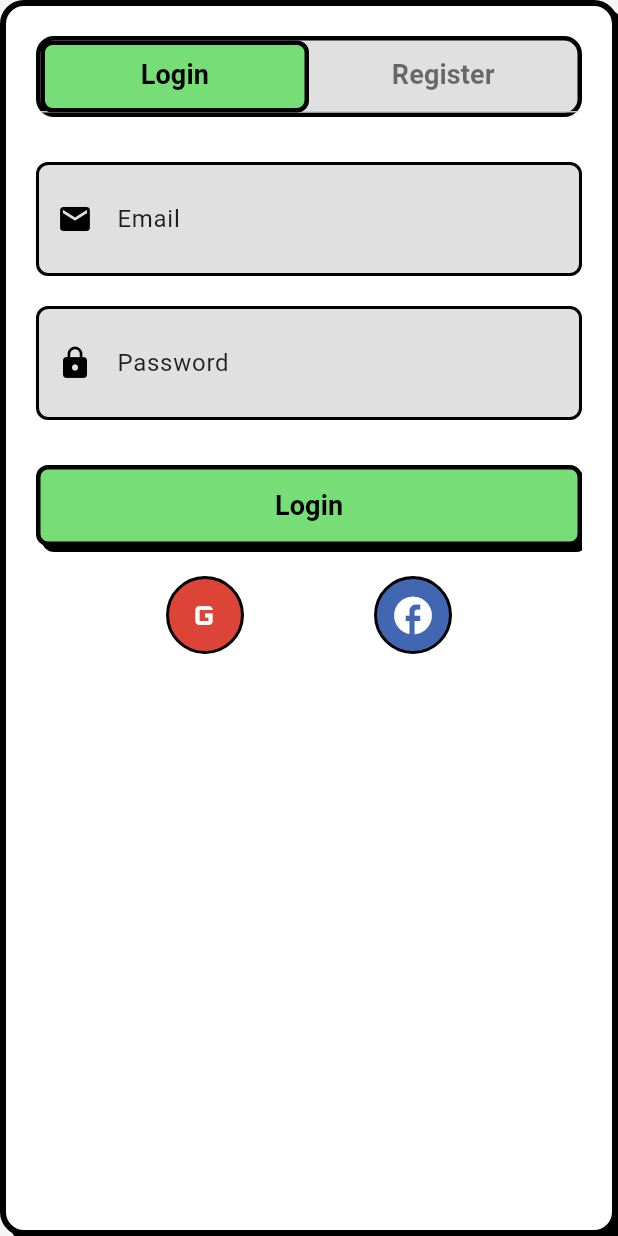
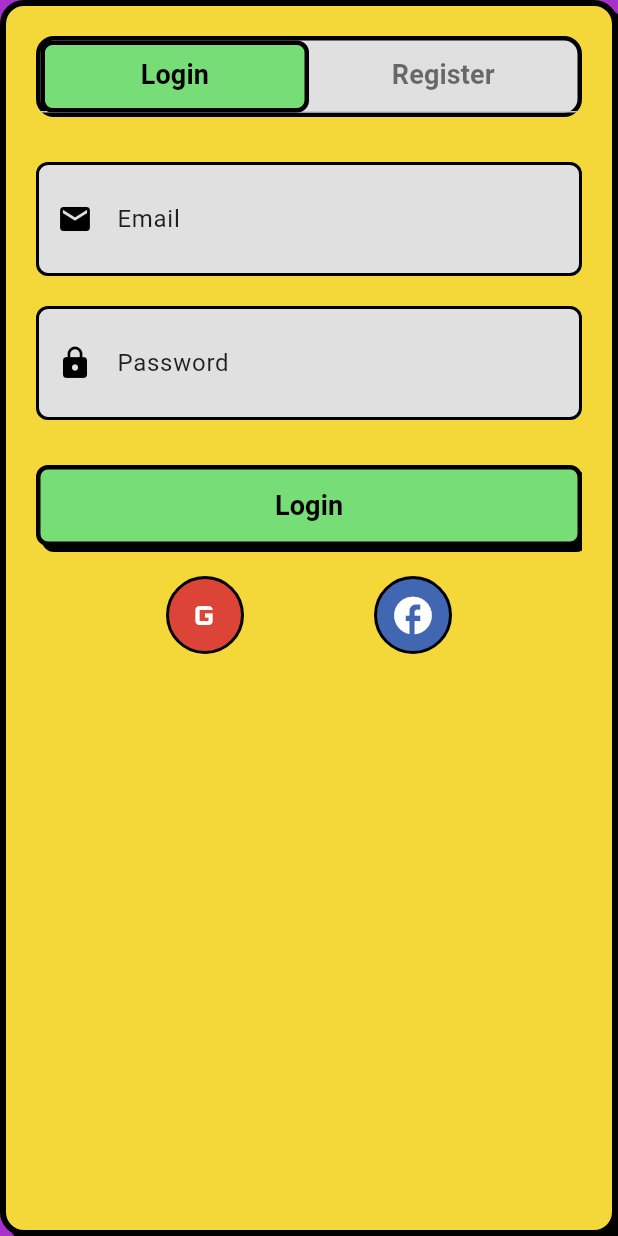
Before and after one commit to veerhegde/PsyGPT, a Flutter app: the AuthScreen screen opened by its route, on a phone screen of 412 x 824 dp. Run offline on Flutter 3.47's test engine with Material 3 defaults, Android fonts, the phone set to English and light mode, and no system bars; our stand-ins replace flutter_svg, google_fonts, lottie, material_symbols_icons.

```diff
--- a/psy_fe/mindq_ui/lib/screens/userauth.dart
+++ b/psy_fe/mindq_ui/lib/screens/userauth.dart
@@ -27,7 +27,7 @@ class _AuthScreenState extends State<AuthScreen>
   @override
   Widget build(BuildContext context) {
     return Scaffold(
-      backgroundColor: const Color(0xFFf5f5f5),
+      backgroundColor: const Color(0xffaa30cd),
       body: SafeArea(
         child: Container(
           padding: const EdgeInsets.all(20.0),
@@ -37,7 +37,7 @@ class _AuthScreenState extends State<AuthScreen>
               width: 4,
             ),
             borderRadius: BorderRadius.circular(16),
-            color: Colors.white,
+            color: Color(0xfff4d738),
             boxShadow: const [
               BoxShadow(
                 color: Colors.black,
```
Also changed, not shown: psy_fe/mindq_ui/lib/screens/start_onboard.dart (+4 -4 lines), psy_fe/mindq_ui/pubspec.lock.
